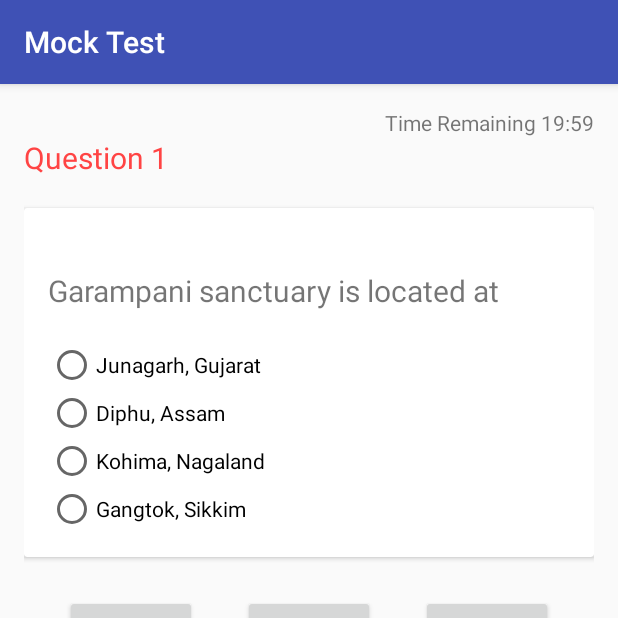
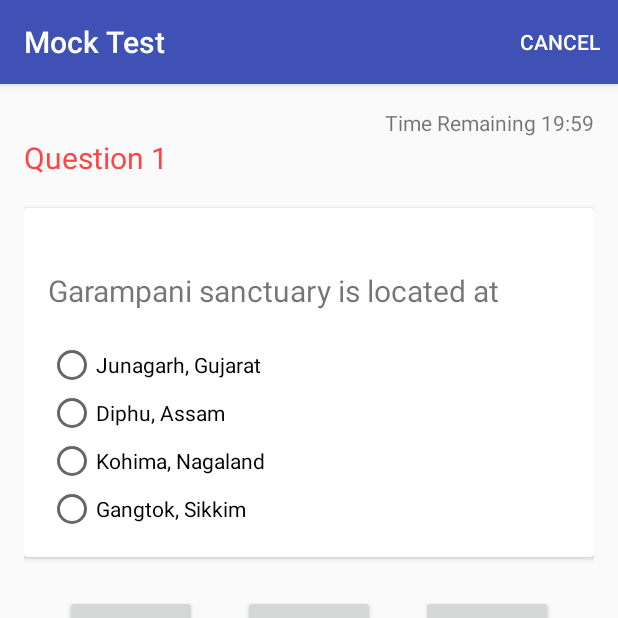
Before and after one commit to vigneshp91/MockTest, an Android app: the TestActivity screen opened directly, with no data from a screen before it, on a phone screen of 412 x 824 dp, the top half of it. Run offline under Robolectric (Android 15) with nearby library versions, the light colour scheme and no system bars.

Commit message:
menu  list

```diff
--- a/app/src/main/java/com/mocktest/LoginActivity.java
+++ b/app/src/main/java/com/mocktest/LoginActivity.java
@@ -50,8 +50,7 @@ public class LoginActivity extends AppCompatActivity implements View.OnClickList
         mTestdb=new MockTestDb(getApplicationContext());
 
         if(!TestUtil.getInstance().getUser(this).equalsIgnoreCase("")){
-            TestUtil.getInstance().saveUser(getApplicationContext(),uname_txt);
-            Intent testintent=new Intent(this,TestActivity.class);
+            Intent testintent=new Intent(this,DashBoard.class);
             startActivity(testintent);
             finish();
         }
@@ -130,7 +129,7 @@ public class LoginActivity extends AppCompatActivity implements View.OnClickList
                         if (db_pass.equalsIgnoreCase(pass_txt)) {
                             Toast.makeText(this, "Login Successful", Toast.LENGTH_SHORT).show();
                             TestUtil.getInstance().saveUser(getApplicationContext(),uname_txt);
-                            Intent testintent=new Intent(this,TestActivity.class);
+                            Intent testintent=new Intent(this,DashBoard.class);
                             startActivity(testintent);
                             finish();
                         }else {
--- a/app/src/main/java/com/mocktest/TestActivity.java
+++ b/app/src/main/java/com/mocktest/TestActivity.java
@@ -7,6 +7,9 @@ import android.support.v7.app.AppCompatActivity;
 import android.os.Bundle;
 import android.support.v7.widget.ButtonBarLayout;
 import android.util.Log;
+import android.view.Menu;
+import android.view.MenuInflater;
+import android.view.MenuItem;
 import android.view.View;
 import android.widget.Button;
 import android.widget.LinearLayout;
@@ -202,4 +205,28 @@ public class TestActivity extends AppCompatActivity implements View.OnClickListe
         question_cnt.setText("Report");
         mockTestDb.insertTestdet(TestUtil.getInstance().getUser(this),answered_correct,System.currentTimeMillis()/1000);
     }
+
+    @Override
+    public boolean onCreateOptionsMenu(Menu menu)
+    {
+        MenuInflater menuInflater = getMenuInflater();
+        menuInflater.inflate(R.menu.test, menu);
+        return true;
+    }
+
+    @Override
+    public boolean onOptionsItemSelected(MenuItem item) {
+
+        switch (item.getItemId()) {
+            case R.id.menu_cancel:
+                Intent testintent=new Intent(this,DashBoard.class);
+                startActivity(testintent);
+                finish();
+                return true;
+            default:
+                return super.onOptionsItemSelected(item);
+        }
+    }
+
+
 }
--- /dev/null
+++ b/app/src/main/res/menu/test.xml
@@ -0,0 +1,8 @@
+<?xml version="1.0" encoding="utf-8"?>
+<menu xmlns:android="http://schemas.android.com/apk/res/android"
+    xmlns:app="http://schemas.android.com/apk/res-auto">
+    <item android:id="@+id/menu_cancel"
+        android:title="CANCEL"
+        app:showAsAction="always"
+        />
+</menu>
```
Also changed, not shown: app/src/main/java/com/mocktest/DashBoard.java (+31 -0 lines), app/src/main/res/menu/dash.xml (added, +9 -0 lines).
